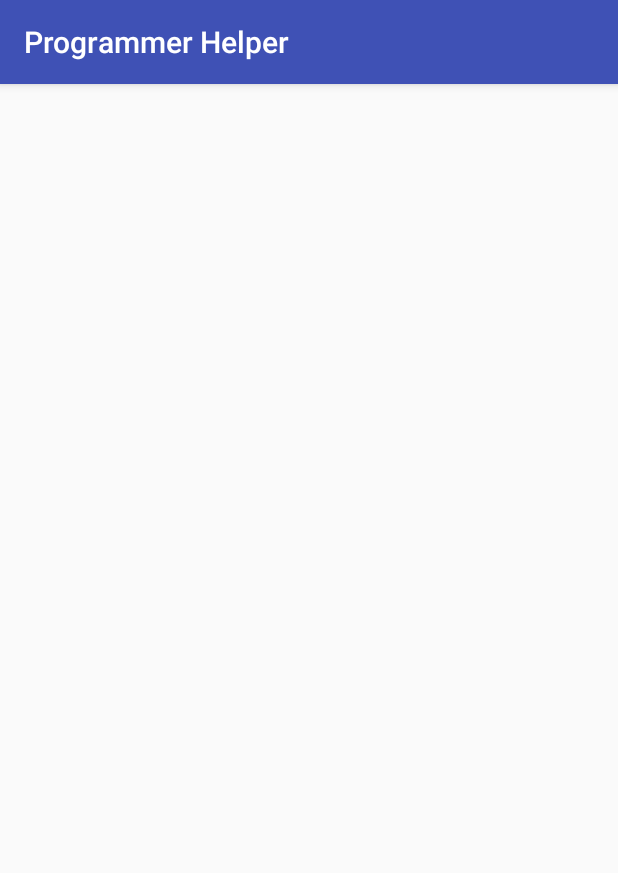
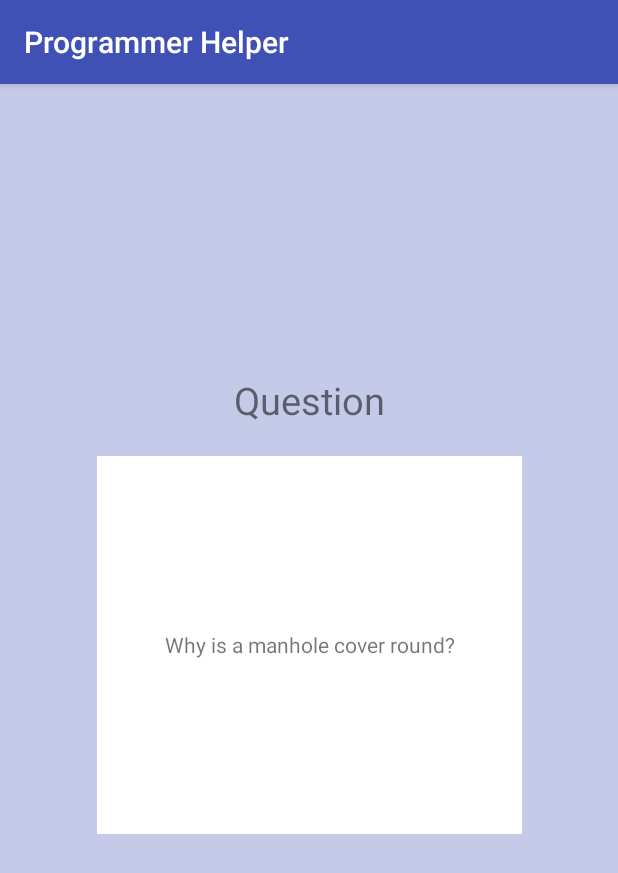
Before and after one commit to yqedan/ProgrammerHelper, an Android app: the FlashcardsActivity screen opened directly, with no data from a screen before it, on a phone screen of 412 x 824 dp. Shown: the top 873 px of the screen. Run offline under Robolectric (Android 15) with nearby library versions, the phone set to English and light mode, and no system bars; our stand-ins replace ButterKnife; libraries missing offline, so code that uses them is left out: org.parceler; 5 statements that could not run were skipped.

Commit message:
add basic flashcard functionality, revise questions

```diff
--- a/app/src/main/java/com/yusuf/programmerhelper/ui/FlashcardsActivity.java
+++ b/app/src/main/java/com/yusuf/programmerhelper/ui/FlashcardsActivity.java
@@ -1,24 +1,74 @@
 package com.yusuf.programmerhelper.ui;
 
-import android.content.Intent;
 import android.os.Bundle;
 import android.support.v7.app.AppCompatActivity;
-import android.util.Log;
+import android.view.Gravity;
+import android.view.View;
+import android.widget.TextView;
 
 import com.yusuf.programmerhelper.R;
+import com.yusuf.programmerhelper.models.Flashcard;
 import com.yusuf.programmerhelper.models.Topic;
 
 import org.parceler.Parcels;
 
-public class FlashcardsActivity extends AppCompatActivity {
+import java.util.ArrayList;
+import java.util.Collections;
+
+import butterknife.Bind;
+import butterknife.ButterKnife;
+
+public class FlashcardsActivity extends AppCompatActivity implements View.OnClickListener{
+    @Bind(R.id.flashcard) TextView mFlashcard;
+    @Bind(R.id.qanda) TextView mQAndA;
     private static final String TAG = FlashcardsActivity.class.getSimpleName();
+    private ArrayList<Flashcard> flashcards;
+    private int count = 0;
+    private boolean mQuestionVisible = true;
+    private boolean mRoundOver = false;
 
     @Override
     protected void onCreate(Bundle savedInstanceState) {
         super.onCreate(savedInstanceState);
         setContentView(R.layout.activity_flashcards);
-        Intent intent = getIntent();
-        Topic topic = Parcels.unwrap(intent.getParcelableExtra("topic"));
-        Log.d(TAG, "onCreate: "+ topic.getTopicTitle());
+        ButterKnife.bind(this);
+        Topic topic = Parcels.unwrap(getIntent().getParcelableExtra("topic"));
+        setTitle(topic.getTopicTitle());
+        flashcards = topic.getFlashcards();
+        Collections.shuffle(flashcards);
+        mFlashcard.setText(flashcards.get(count).getQuestion());
+        mFlashcard.setOnClickListener(this);
+    }
+
+    @Override
+    public void onClick(View v) {
+        if (mRoundOver == true) {
+            return;
+        }
+        if (mQuestionVisible == true) {
+            String answer = flashcards.get(count).getAnswer();
+            mFlashcard.setText(answer);
+            if (answer.length() > 120) {
+                mFlashcard.setGravity(Gravity.NO_GRAVITY);
+            }else{
+                mFlashcard.setGravity(Gravity.CENTER);
+            }
+            mQAndA.setText("Answer");
+        }else if(count < (flashcards.size() - 1)){
+            count++;
+            String question = flashcards.get(count).getQuestion();
+            mFlashcard.setText(question);
+            mQAndA.setText("Question");
+            if (question.length() > 120) {
+                mFlashcard.setGravity(Gravity.NO_GRAVITY);
+            }else{
+                mFlashcard.setGravity(Gravity.CENTER);
+            }
+        }else{
+            mFlashcard.setGravity(Gravity.CENTER);
+            mFlashcard.setText("Round Over");
+            mRoundOver = true;
+        }
+        mQuestionVisible = !mQuestionVisible;
     }
 }
--- a/app/src/main/res/layout/activity_flashcards.xml
+++ b/app/src/main/res/layout/activity_flashcards.xml
@@ -1,5 +1,5 @@
 <?xml version="1.0" encoding="utf-8"?>
-<RelativeLayout xmlns:android="http://schemas.android.com/apk/res/android"
+<GridLayout xmlns:android="http://schemas.android.com/apk/res/android"
     xmlns:tools="http://schemas.android.com/tools"
     android:id="@+id/activity_flashcards"
     android:layout_width="match_parent"
@@ -8,6 +8,97 @@
     android:paddingLeft="@dimen/activity_horizontal_margin"
     android:paddingRight="@dimen/activity_horizontal_margin"
     android:paddingTop="@dimen/activity_vertical_margin"
+    android:columnCount="3"
+    android:background="@color/primary_light"
     tools:context="com.yusuf.programmerhelper.ui.FlashcardsActivity">
 
-</RelativeLayout>
+    <View
+        android:layout_column="0"
+        android:layout_row="0"
+        android:layout_columnWeight="1"
+        android:layout_rowWeight="1"
+        android:layout_height="0dp"
+        android:layout_width="0dp" />
+    <RelativeLayout
+        android:layout_column="1"
+        android:layout_row="0"
+        android:layout_columnWeight="1"
+        android:layout_rowWeight="1"
+        android:layout_height="0dp"
+        android:layout_width="0dp">
+
+        <TextView
+            android:layout_width="wrap_content"
+            android:layout_height="wrap_content"
+            android:text="Question"
+            android:textSize="25dp"
+            android:id="@+id/qanda"
+            android:layout_alignParentBottom="true"
+            android:layout_centerHorizontal="true"
+            android:layout_marginBottom="20dp" />
+    </RelativeLayout>
+
+    <View
+        android:layout_column="0"
+        android:layout_row="1"
+        android:layout_columnWeight="1"
+        android:layout_rowWeight="1"
+        android:layout_height="20dp"
+        android:layout_width="20dp" />
+
+    <TextView
+        android:background="@color/icons"
+        android:gravity="center"
+        android:text="Why is a manhole cover round?"
+        android:layout_column="1"
+        android:layout_row="1"
+        android:layout_columnWeight="10"
+        android:layout_rowWeight="1"
+        android:layout_height="0dp"
+        android:layout_width="0dp"
+        android:padding="10dp"
+        android:id="@+id/flashcard" />
+
+    <View
+        android:layout_column="2"
+        android:layout_row="1"
+        android:layout_columnWeight="1"
+        android:layout_rowWeight="1"
+        android:layout_height="20dp"
+        android:layout_width="20dp" />
+
+    <View
+        android:layout_column="0"
+        android:layout_row="2"
+        android:layout_columnWeight="1"
+        android:layout_rowWeight="1"
+        android:layout_height="0dp"
+        android:layout_width="0dp"/>
+
+    <View
+        android:layout_column="2"
+        android:layout_row="2"
+        android:layout_columnWeight="1"
+        android:layout_rowWeight="1"
+        android:layout_height="0dp"
+        android:layout_width="0dp"/>
+
+    <View
+        android:layout_column="2"
+        android:layout_row="0"
+        android:layout_columnWeight="1"
+        android:layout_rowWeight="1"
+        android:layout_height="0dp"
+        android:layout_width="0dp"
+        android:id="@+id/view5" />
+
+    <View
+        android:layout_column="1"
+        android:layout_row="2"
+        android:layout_columnWeight="1"
+        android:layout_rowWeight="1"
+        android:layout_height="20dp"
+        android:layout_width="20dp"
+        android:id="@+id/view6" />
+
+</GridLayout>
```
Also changed, not shown: 1 other file.
